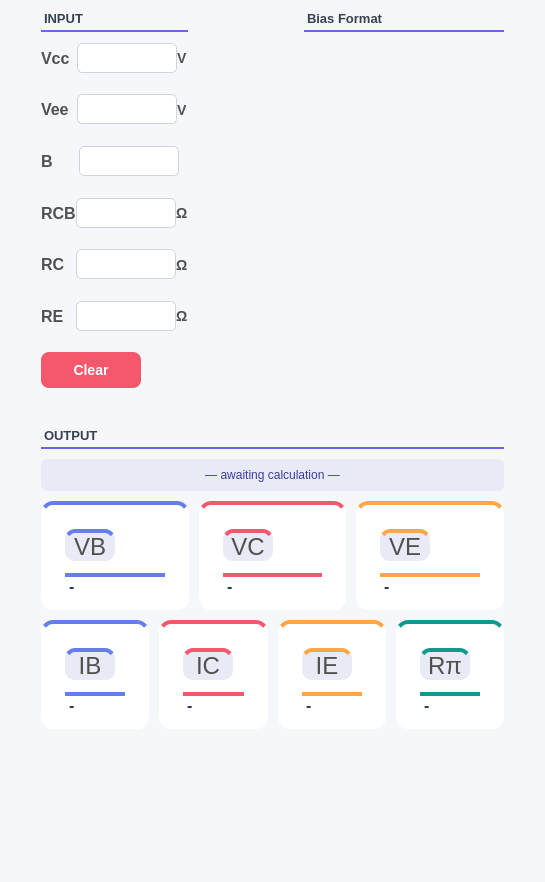
Before: the Qt Designer form ui/bjt_transistors/bjt_collector_feedback_bias.ui in Yasser-Daffa/ee311-transistor-calc, drawn with Qt 5.
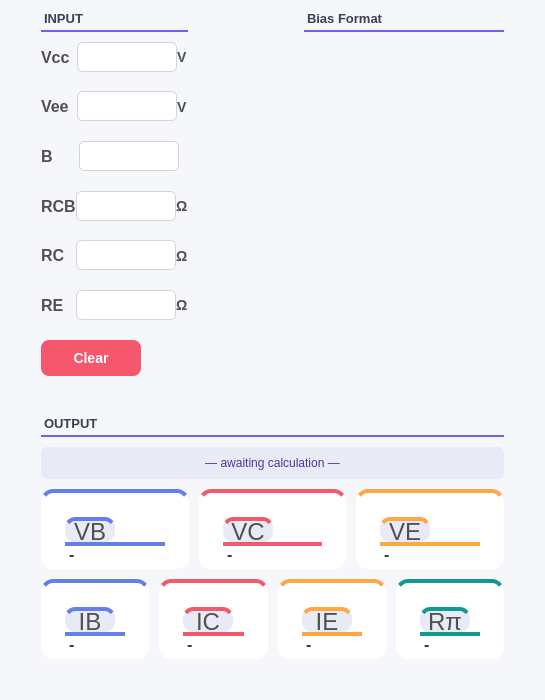
After: the same form once the commit is applied. Icons and pictures are not drawn.

```diff
--- a/ui/bjt_transistors/bjt_collector_feedback_bias.ui
+++ b/ui/bjt_transistors/bjt_collector_feedback_bias.ui
@@ -7,7 +7,7 @@
     <x>0</x>
     <y>0</y>
     <width>545</width>
-    <height>882</height>
+    <height>700</height>
    </rect>
   </property>
   <property name="minimumSize">
@@ -167,7 +167,7 @@
                 <property name="minimumSize">
                  <size>
                   <width>40</width>
-                  <height>30</height>
+                  <height>25</height>
                  </size>
                 </property>
                 <property name="maximumSize">
@@ -190,6 +190,12 @@
               </item>
               <item>
                <widget class="QLabel" name="labelOutputVb">
+                <property name="minimumSize">
+                 <size>
+                  <width>0</width>
+                  <height>20</height>
+                 </size>
+                </property>
                 <property name="styleSheet">
                  <string notr="true">font-size: 16px; font-weight: bold; color: #2c3e50; background: transparent;</string>
                 </property>
@@ -251,7 +257,7 @@
                 <property name="minimumSize">
                  <size>
                   <width>40</width>
-                  <height>30</height>
+                  <height>25</height>
                  </size>
                 </property>
                 <property name="maximumSize">
@@ -274,6 +280,12 @@
               </item>
               <item>
                <widget class="QLabel" name="labelOutputVc">
+                <property name="minimumSize">
+                 <size>
+                  <width>0</width>
+                  <height>20</height>
+                 </size>
+                </property>
                 <property name="styleSheet">
                  <string notr="true">font-size: 16px; font-weight: bold; color: #2c3e50; background: transparent;</string>
                 </property>
@@ -332,7 +344,7 @@
                 <property name="minimumSize">
                  <size>
                   <width>40</width>
-                  <height>30</height>
+                  <height>25</height>
                  </size>
                 </property>
                 <property name="maximumSize">
@@ -355,6 +367,12 @@
               </item>
               <item>
                <widget class="QLabel" name="labelOutputVe">
+                <property name="minimumSize">
+                 <size>
+                  <width>0</width>
+                  <height>20</height>
+                 </size>
+                </property>
                 <property name="styleSheet">
                  <string notr="true">font-size: 16px; font-weight: bold; color: #2c3e50; background: transparent;</string>
                 </property>
@@ -420,7 +438,7 @@
                 <property name="minimumSize">
                  <size>
                   <width>40</width>
-                  <height>30</height>
+                  <height>25</height>
                  </size>
                 </property>
                 <property name="maximumSize">
@@ -443,6 +461,12 @@
               </item>
               <item>
                <widget class="QLabel" name="labelOutputIb">
+                <property name="minimumSize">
+                 <size>
+                  <width>30</width>
+                  <height>20</height>
+                 </size>
+                </property>
                 <property name="styleSheet">
                  <string notr="true">font-size: 16px; font-weight: bold; color: #2c3e50; background: transparent;</string>
                 </property>
@@ -504,7 +528,7 @@
                 <property name="minimumSize">
                  <size>
                   <width>40</width>
-                  <height>30</height>
+                  <height>25</height>
                  </size>
                 </property>
                 <property name="maximumSize">
@@ -527,6 +551,12 @@
               </item>
               <item>
                <widget class="QLabel" name="labelOutputIc">
+                <property name="minimumSize">
+                 <size>
+                  <width>0</width>
+                  <height>20</height>
+                 </size>
+                </property>
                 <property name="styleSheet">
                  <string notr="true">font-size: 16px; font-weight: bold; color: #2c3e50; background: transparent;</string>
                 </property>
@@ -585,7 +615,7 @@
                 <property name="minimumSize">
                  <size>
                   <width>40</width>
-                  <height>30</height>
+                  <height>25</height>
                  </size>
                 </property>
                 <property name="maximumSize">
@@ -608,6 +638,12 @@
               </item>
               <item>
                <widget class="QLabel" name="labelOutputIe">
+                <property name="minimumSize">
+                 <size>
+                  <width>0</width>
+                  <height>20</height>
+                 </size>
+                </property>
                 <property name="styleSheet">
                  <string notr="true">font-size: 16px; font-weight: bold; color: #2c3e50; background: transparent;</string>
                 </property>
@@ -666,7 +702,7 @@
                 <property name="minimumSize">
                  <size>
                   <width>40</width>
-                  <height>30</height>
+                  <height>25</height>
                  </size>
                 </property>
                 <property name="maximumSize">
@@ -689,6 +725,12 @@
               </item>
               <item>
                <widget class="QLabel" name="labelOutputRpi">
+                <property name="minimumSize">
+                 <size>
+                  <width>0</width>
+                  <height>20</height>
+                 </size>
+                </property>
                 <property name="styleSheet">
                  <string notr="true">font-size: 16px; font-weight: bold; color: #2c3e50; background: transparent;</string>
                 </property>
```
Left out of the diff: 14 changed lines with no effect on the pictures.
